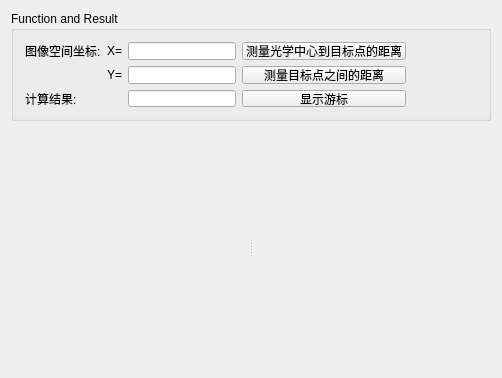
jiafeng5513/Evision, file src/Evision/RFinterface.ui: the form before one commit.
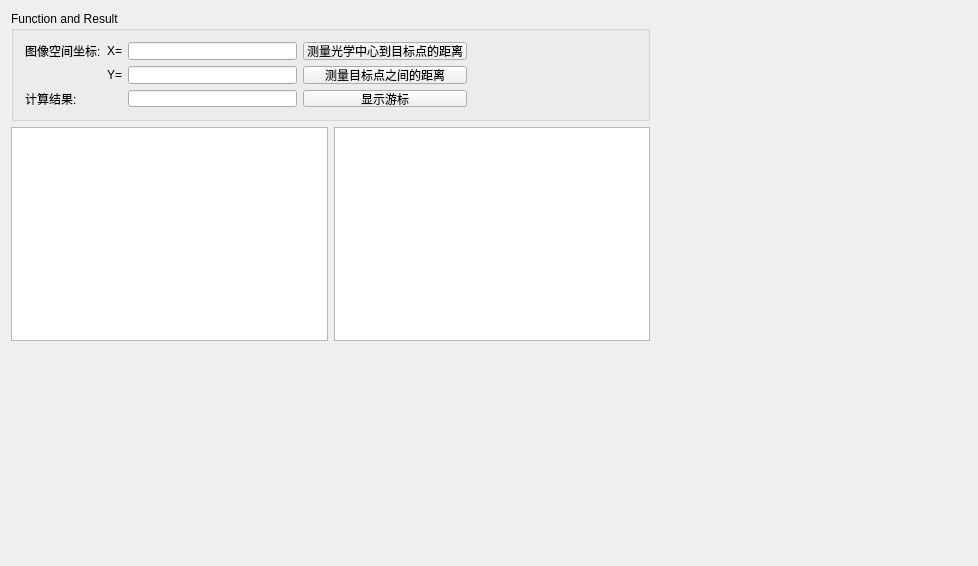
The form after the commit. Custom widgets are drawn as their Qt base class.

The edit to the form file:
```diff
--- a/src/Evision/RFinterface.ui
+++ b/src/Evision/RFinterface.ui
@@ -6,15 +6,15 @@
    <rect>
     <x>0</x>
     <y>0</y>
-    <width>498</width>
-    <height>374</height>
+    <width>978</width>
+    <height>566</height>
    </rect>
   </property>
   <property name="windowTitle">
    <string>交互测量</string>
   </property>
-  <layout class="QGridLayout" name="gridLayout_4">
-   <item row="0" column="0">
+  <layout class="QGridLayout" name="gridLayout_2">
+   <item row="0" column="0" colspan="2">
     <widget class="QGroupBox" name="groupBox">
      <property name="minimumSize">
       <size>
@@ -112,28 +112,68 @@
      </layout>
     </widget>
    </item>
+   <item row="1" column="1">
+    <widget class="CustomGraphicsView" name="customGraphicsView_D">
+     <property name="verticalScrollBarPolicy">
+      <enum>Qt::ScrollBarAlwaysOff</enum>
+     </property>
+     <property name="horizontalScrollBarPolicy">
+      <enum>Qt::ScrollBarAlwaysOff</enum>
+     </property>
+     <property name="sizeAdjustPolicy">
+      <enum>QAbstractScrollArea::AdjustToContents</enum>
+     </property>
+    </widget>
+   </item>
    <item row="1" column="0">
-    <widget class="QSplitter" name="splitter">
-     <property name="minimumSize">
-      <size>
-       <width>480</width>
-       <height>240</height>
-      </size>
+    <widget class="CustomGraphicsView" name="customGraphicsView_O">
+     <property name="verticalScrollBarPolicy">
+      <enum>Qt::ScrollBarAlwaysOff</enum>
      </property>
+     <property name="horizontalScrollBarPolicy">
+      <enum>Qt::ScrollBarAlwaysOff</enum>
+     </property>
+     <property name="sizeAdjustPolicy">
+      <enum>QAbstractScrollArea::AdjustToContents</enum>
+     </property>
+    </widget>
+   </item>
+   <item row="1" column="2">
+    <spacer name="horizontalSpacer_2">
      <property name="orientation">
       <enum>Qt::Horizontal</enum>
      </property>
-     <widget class="QWidget" name="gridLayoutWidget">
-      <layout class="QGridLayout" name="gridLayout_O"/>
-     </widget>
-     <widget class="QWidget" name="gridLayoutWidget_2">
-      <layout class="QGridLayout" name="gridLayout_D"/>
-     </widget>
-    </widget>
+     <property name="sizeHint" stdset="0">
+      <size>
+       <width>40</width>
+       <height>20</height>
+      </size>
+     </property>
+    </spacer>
+   </item>
+   <item row="2" column="1">
+    <spacer name="verticalSpacer">
+     <property name="orientation">
+      <enum>Qt::Vertical</enum>
+     </property>
+     <property name="sizeHint" stdset="0">
+      <size>
+       <width>20</width>
+       <height>40</height>
+      </size>
+     </property>
+    </spacer>
    </item>
   </layout>
  </widget>
  <layoutdefault spacing="6" margin="11"/>
+ <customwidgets>
+  <customwidget>
+   <class>CustomGraphicsView</class>
+   <extends>QGraphicsView</extends>
+   <header>CustomGraphicsView.h</header>
+  </customwidget>
+ </customwidgets>
  <resources/>
  <connections/>
 </ui>
```
Left out of the diff: 104 changed lines with no effect on the pictures.
